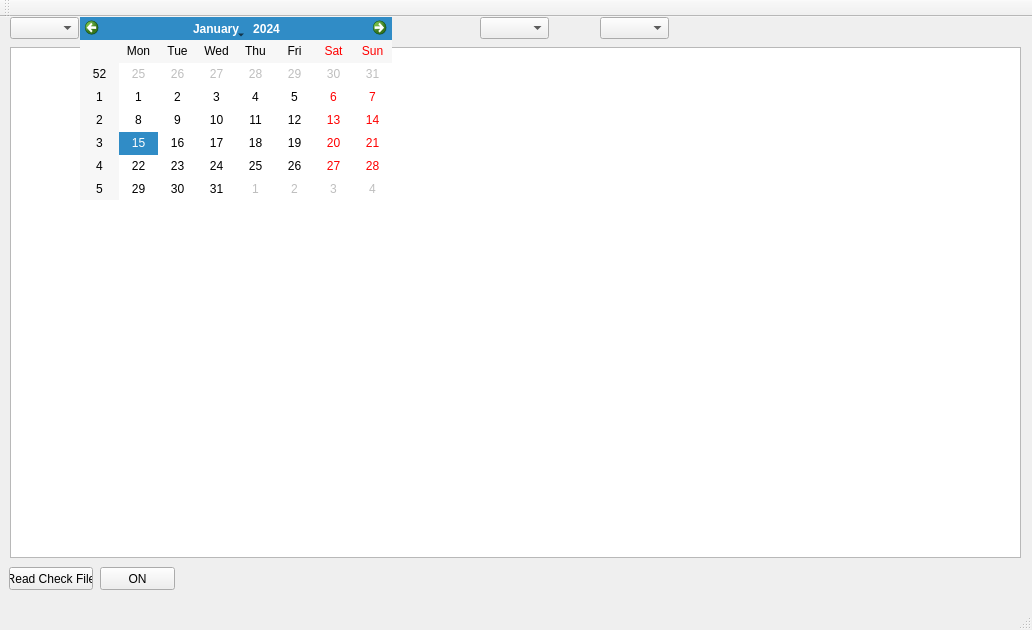
The window that mainwindow.ui (n6nq/checking) describes before a commit, drawn with Qt 5.
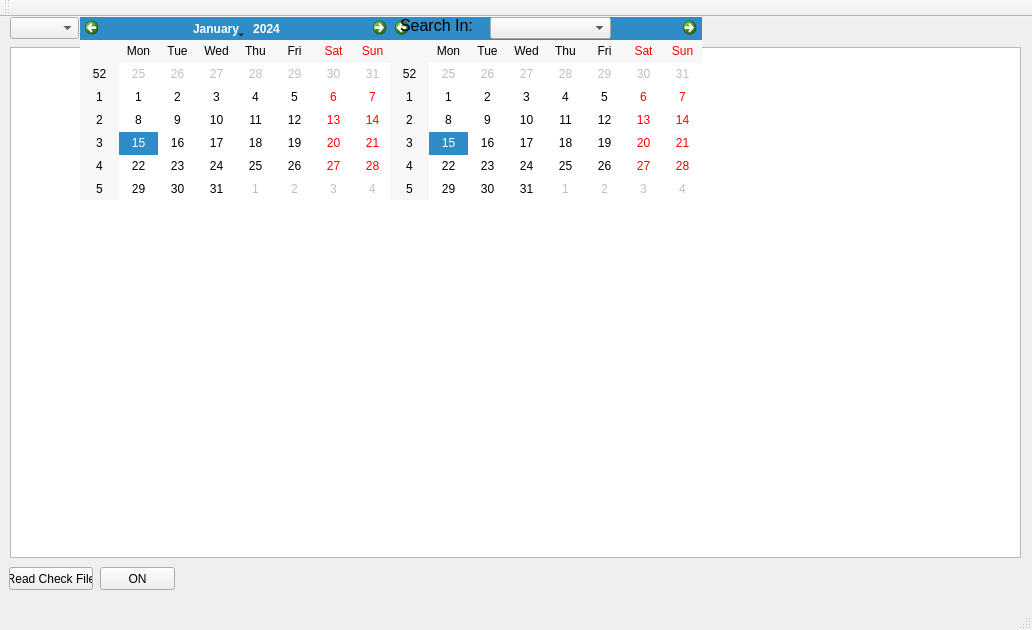
The same window after the commit.

Commit message: Still working on main dates combo box.

The edit to the form file:
```diff
--- a/mainwindow.ui
+++ b/mainwindow.ui
@@ -65,7 +65,7 @@
    <widget class="QComboBox" name="cbDate">
     <property name="geometry">
      <rect>
-      <x>90</x>
+      <x>80</x>
       <y>0</y>
       <width>69</width>
       <height>22</height>
@@ -75,7 +75,7 @@
    <widget class="QComboBox" name="cbAmount">
     <property name="geometry">
      <rect>
-      <x>250</x>
+      <x>150</x>
       <y>0</y>
       <width>69</width>
       <height>22</height>
@@ -85,7 +85,7 @@
    <widget class="QComboBox" name="cbCheckNum">
     <property name="geometry">
      <rect>
-      <x>480</x>
+      <x>230</x>
       <y>0</y>
       <width>69</width>
       <height>22</height>
@@ -95,7 +95,7 @@
    <widget class="QComboBox" name="cbDescription">
     <property name="geometry">
      <rect>
-      <x>600</x>
+      <x>320</x>
       <y>0</y>
       <width>69</width>
       <height>22</height>
@@ -128,6 +128,44 @@
      </rect>
     </property>
    </widget>
+   <widget class="QCalendarWidget" name="calendar2">
+    <property name="geometry">
+     <rect>
+      <x>390</x>
+      <y>0</y>
+      <width>312</width>
+      <height>183</height>
+     </rect>
+    </property>
+   </widget>
+   <widget class="QComboBox" name="cbSearchIn">
+    <property name="geometry">
+     <rect>
+      <x>490</x>
+      <y>0</y>
+      <width>121</width>
+      <height>22</height>
+     </rect>
+    </property>
+   </widget>
+   <widget class="QLabel" name="labelSearchIn">
+    <property name="geometry">
+     <rect>
+      <x>400</x>
+      <y>0</y>
+      <width>81</width>
+      <height>16</height>
+     </rect>
+    </property>
+    <property name="font">
+     <font>
+      <pointsize>12</pointsize>
+     </font>
+    </property>
+    <property name="text">
+     <string>Search In:</string>
+    </property>
+   </widget>
   </widget>
   <widget class="QMenuBar" name="menuBar">
    <property name="geometry">
```
Left out of the diff: 2 changed lines with no effect on the pictures. The commit also changes 4 other files.
